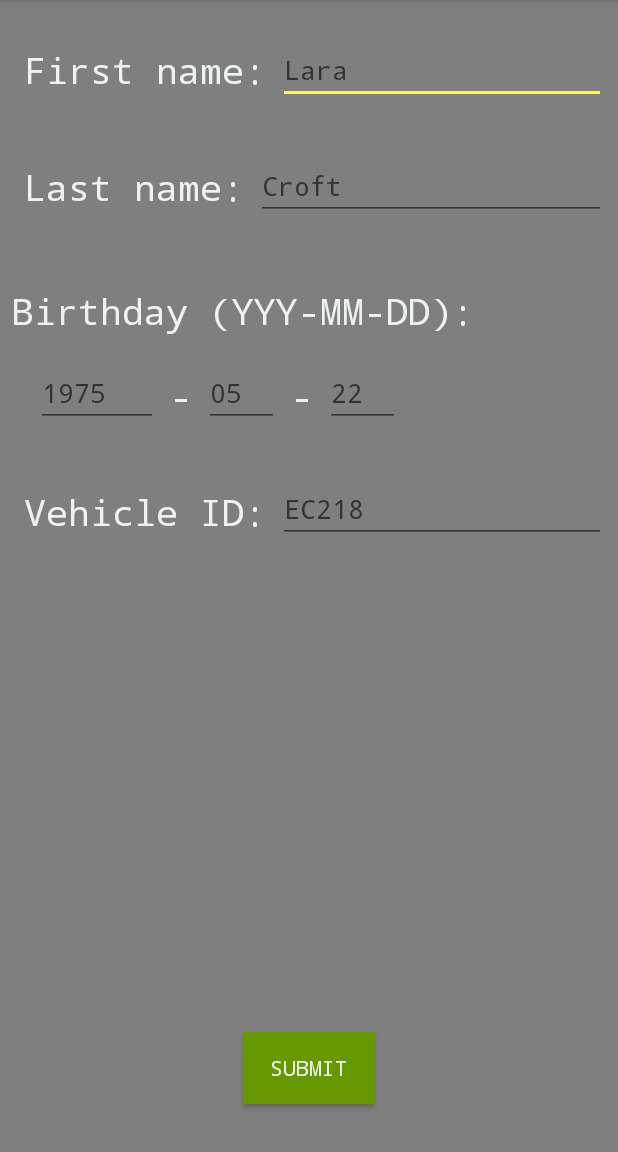
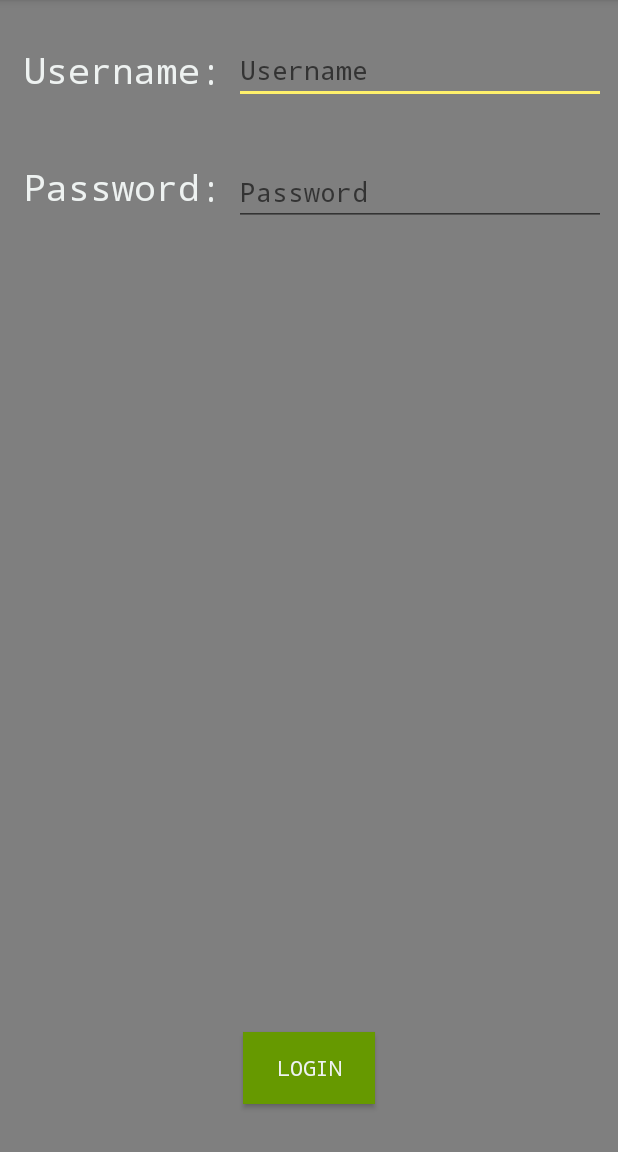
Before and after one commit to deerel/DVA313VolvoCoPilot, an Android app: the screen it shows after launch (FirstPage), on a phone screen of 412 x 824 dp, the part 84-1236 px from its top. Run offline under Robolectric (Android 15) with nearby library versions, the light colour scheme and no system bars; our stand-ins replace Volley.

Commit message:
Login page fix

```diff
--- a/SafeAssist/app/src/main/java/com/dva313/volvo/safeassist/FirstPage.java
+++ b/SafeAssist/app/src/main/java/com/dva313/volvo/safeassist/FirstPage.java
@@ -7,9 +7,7 @@ package com.dva313.volvo.safeassist;
 import android.content.Intent;
 import android.content.SharedPreferences;
 import android.os.Bundle;
-import android.preference.PreferenceManager;
 import android.support.annotation.Nullable;
-import android.support.v4.media.RatingCompat;
 import android.support.v7.app.AppCompatActivity;
 import android.view.View;
 import android.widget.EditText;
@@ -21,14 +19,11 @@ import com.android.volley.VolleyError;
 import com.android.volley.toolbox.StringRequest;
 import com.android.volley.toolbox.Volley;
 
-import org.json.JSONException;
-import org.json.JSONObject;
-
 import java.util.HashMap;
 import java.util.Map;
 
 public class FirstPage extends AppCompatActivity {
-    EditText firstname_et, lastname_et, vehicle_id_et, birthday_year_et, birthday_month_et, birthday_day_et;
+    EditText mUsername, mPassword;
 
 
     @Override
@@ -48,32 +43,26 @@ public class FirstPage extends AppCompatActivity {
         }
 
         //get each edittext component to later save the text string inside them into vars
-        firstname_et = (EditText)findViewById(R.id.firstname_ET);
-        lastname_et = (EditText)findViewById(R.id.lastname_ET);
-        vehicle_id_et = (EditText)findViewById(R.id.vehicle_id_ET);
-        birthday_year_et = (EditText)findViewById(R.id.birthday_year_ET);
-        birthday_month_et = (EditText)findViewById(R.id.birthday_month_ET);
-        birthday_day_et = (EditText)findViewById(R.id.birthday_day_ET);
+        mUsername = (EditText)findViewById(R.id.editTextUsername);
+        mPassword = (EditText)findViewById(R.id.editTextPassword);
+
+
     }
 
     public void submit_user_result(View v){
 
         //get the edittext/field data a string
-        final String firstname = firstname_et.getText().toString();
-        final String lastname = lastname_et.getText().toString();
-        final String vehicle_id = vehicle_id_et.getText().toString();
-        String birth_year = birthday_year_et.getText().toString();
-        String birth_month = birthday_month_et.getText().toString();
-        String birth_day = birthday_day_et.getText().toString();
+        final String username = mUsername.getText().toString();
+        final String password = mPassword.getText().toString();
 
-        if(firstname.isEmpty() || lastname.isEmpty() || vehicle_id.isEmpty() || birth_day.isEmpty() || birth_month.isEmpty() || birth_year.isEmpty()){
+        if(username.isEmpty() || password.isEmpty()){
             Toast.makeText(getApplicationContext(), "One or more field are empty.", Toast.LENGTH_SHORT).show();
         }else{
-            //set the firstname, lastname and birthday as the unique identifier. a better way is to save personal number if we are allowed to do it
-            final String user_id = firstname+"_"+lastname+"-"+birth_year+"/"+birth_month+"/"+birth_day;
+
+            final String user_id = username+"_"+password;
 
             //path to the php file
-            String url = "http://volvo.xdo.se/test_gps/insert_worker_data.php";
+            String url = "http://volvo.xdo.se/safeassist/login.php";
             //verification key for the php file
             final String key = "32g5hj2g";
 
@@ -87,11 +76,8 @@ public class FirstPage extends AppCompatActivity {
                     if(response.contains("Worker already exists") || response.contains("Inserting successful")){
                         //save the data in SharedPreferences so we later retrieve them for use
                         SharedPreferences.Editor editor = getSharedPreferences("workers_data", MODE_PRIVATE).edit();
-                        editor.putString("first_name", firstname);
-                        editor.putString("last_name", lastname);
-                        editor.putString("mUserId", user_id);
-                        editor.putString("mVehicleId", vehicle_id);
-                        editor.putBoolean("is_inlogged", true);
+                        editor.putString("username", username);
+
                         editor.apply();
 
                         Intent intent = new Intent(FirstPage.this, StartScreen.class);
@@ -117,8 +103,8 @@ public class FirstPage extends AppCompatActivity {
                 {
                     Map<String, String>  params = new HashMap<>();
                     // the POST parameters:
-                    params.put("worker_id", user_id);
-                    params.put("mVehicleId", vehicle_id);
+                    params.put("username", username);
+                    params.put("password", password);
                     params.put("key", key);
                     return params;
                 }
--- a/SafeAssist/app/src/main/res/layout/first_page_layout.xml
+++ b/SafeAssist/app/src/main/res/layout/first_page_layout.xml
@@ -7,7 +7,7 @@
     android:background="@color/colorPrimaryDark">
 
     <Button
-        android:id="@+id/button3"
+        android:id="@+id/buttonLogin"
         android:layout_width="wrap_content"
         android:layout_height="wrap_content"
         android:layout_marginBottom="32dp"
@@ -15,158 +15,64 @@
         android:layout_marginStart="8dp"
         android:background="@android:color/holo_green_dark"
         android:onClick="submit_user_result"
-        android:text="Submit"
+        android:text="Login"
         app:layout_constraintBottom_toBottomOf="parent"
         app:layout_constraintEnd_toEndOf="parent"
         app:layout_constraintStart_toStartOf="parent" />
 
     <TextView
-        android:id="@+id/firstname_TW"
+        android:id="@+id/textViewUsername"
         android:layout_width="wrap_content"
         android:layout_height="wrap_content"
         android:layout_marginStart="16dp"
+        android:layout_marginLeft="16dp"
         android:layout_marginTop="30dp"
-        android:text="First name:"
+        android:text="Username:"
         android:textSize="24sp"
         app:layout_constraintStart_toStartOf="parent"
         app:layout_constraintTop_toTopOf="parent" />
 
     <EditText
-        android:id="@+id/firstname_ET"
+        android:id="@+id/editTextUsername"
         android:layout_width="0dp"
         android:layout_height="wrap_content"
         android:layout_marginEnd="8dp"
         android:layout_marginStart="8dp"
         android:layout_marginTop="24dp"
         android:ems="10"
-        android:hint="Lara"
+        android:hint="Username"
         android:inputType="textPersonName"
         android:maxLength="30"
         app:layout_constraintEnd_toEndOf="parent"
-        app:layout_constraintStart_toEndOf="@+id/firstname_TW"
+        app:layout_constraintStart_toEndOf="@+id/textViewUsername"
         app:layout_constraintTop_toTopOf="parent" />
 
     <EditText
-        android:id="@+id/lastname_ET"
+        android:id="@+id/editTextPassword"
         android:layout_width="0dp"
         android:layout_height="wrap_content"
         android:layout_marginEnd="8dp"
         android:layout_marginStart="8dp"
-        android:layout_marginTop="32dp"
+        android:layout_marginTop="36dp"
         android:ems="10"
-        android:hint="Croft"
+        android:hint="Password"
         android:inputType="textPersonName"
         android:maxLength="20"
         app:layout_constraintEnd_toEndOf="parent"
-        app:layout_constraintStart_toEndOf="@+id/textView4"
-        app:layout_constraintTop_toBottomOf="@+id/firstname_ET" />
+        app:layout_constraintHorizontal_bias="0.0"
+        app:layout_constraintStart_toEndOf="@+id/textViewPassword"
+        app:layout_constraintTop_toBottomOf="@+id/editTextUsername" />
 
     <TextView
-        android:id="@+id/textView4"
+        android:id="@+id/textViewPassword"
         android:layout_width="wrap_content"
         android:layout_height="wrap_content"
         android:layout_marginStart="16dp"
+        android:layout_marginLeft="16dp"
         android:layout_marginTop="45dp"
-        android:text="Last name:"
+        android:text="Password:"
         android:textSize="24sp"
         app:layout_constraintStart_toStartOf="parent"
-        app:layout_constraintTop_toBottomOf="@+id/firstname_TW" />
+        app:layout_constraintTop_toBottomOf="@+id/textViewUsername" />
 
-    <TextView
-        android:id="@+id/textView5"
-        android:layout_width="wrap_content"
-        android:layout_height="wrap_content"
-        android:layout_marginStart="16dp"
-        android:layout_marginTop="40dp"
-        android:text="Vehicle ID:"
-        android:textSize="24sp"
-        app:layout_constraintStart_toStartOf="parent"
-        app:layout_constraintTop_toBottomOf="@+id/birthday_day_ET" />
-
-    <EditText
-        android:id="@+id/vehicle_id_ET"
-        android:layout_width="0dp"
-        android:layout_height="wrap_content"
-        android:layout_marginEnd="8dp"
-        android:layout_marginStart="8dp"
-        android:layout_marginTop="32dp"
-        android:ems="10"
-        android:hint="EC218"
-        android:inputType="textCapCharacters|textPersonName"
-        android:maxLength="10"
-        app:layout_constraintEnd_toEndOf="parent"
-        app:layout_constraintStart_toEndOf="@+id/textView5"
-        app:layout_constraintTop_toBottomOf="@+id/birthday_day_ET" />
-
-    <TextView
-        android:id="@+id/textView6"
-        android:layout_width="wrap_content"
-        android:layout_height="wrap_content"
-        android:layout_marginStart="8dp"
-        android:layout_marginTop="50dp"
-        android:text="Birthday (YYY-MM-DD):"
-        android:textSize="24sp"
-        app:layout_constraintStart_toStartOf="parent"
-        app:layout_constraintTop_toBottomOf="@+id/textView4" />
-
-    <EditText
-        android:id="@+id/birthday_month_ET"
-        android:layout_width="50dp"
-        android:layout_height="wrap_content"
-        android:layout_marginStart="8dp"
-        android:layout_marginTop="16dp"
-        android:ems="10"
-        android:hint="05"
-        android:inputType="number"
-        android:maxLength="2"
-        app:layout_constraintStart_toEndOf="@+id/textView7"
-        app:layout_constraintTop_toBottomOf="@+id/textView6" />
-
-    <EditText
-        android:id="@+id/birthday_year_ET"
-        android:layout_width="81dp"
-        android:layout_height="wrap_content"
-        android:layout_marginStart="24dp"
-        android:layout_marginTop="16dp"
-        android:ems="10"
-        android:hint="1975"
-        android:inputType="number"
-        android:maxLength="4"
-        app:layout_constraintStart_toStartOf="parent"
-        app:layout_constraintTop_toBottomOf="@+id/textView6" />
-
-    <TextView
-        android:id="@+id/textView7"
-        android:layout_width="wrap_content"
-        android:layout_height="wrap_content"
-        android:layout_marginStart="8dp"
-        android:layout_marginTop="24dp"
-        android:text="-"
-        android:textSize="24sp"
-        app:layout_constraintStart_toEndOf="@+id/birthday_year_ET"
-        app:layout_constraintTop_toBottomOf="@+id/textView6" />
-
-    <TextView
-        android:id="@+id/textView8"
-        android:layout_width="wrap_content"
-        android:layout_height="wrap_content"
-        android:layout_marginStart="8dp"
-        android:layout_marginTop="24dp"
-        android:text="-"
-        android:textSize="24sp"
-        app:layout_constraintStart_toEndOf="@+id/birthday_month_ET"
-        app:layout_constraintTop_toBottomOf="@+id/textView6" />
-
-    <EditText
-        android:id="@+id/birthday_day_ET"
-        android:layout_width="50dp"
-        android:layout_height="wrap_content"
-        android:layout_marginStart="8dp"
-        android:layout_marginTop="16dp"
-        android:ems="10"
-        android:hint="22"
-        android:inputType="number"
-        android:maxLength="2"
-        app:layout_constraintStart_toEndOf="@+id/textView8"
-        app:layout_constraintTop_toBottomOf="@+id/textView6" />
 </android.support.constraint.ConstraintLayout>
```
